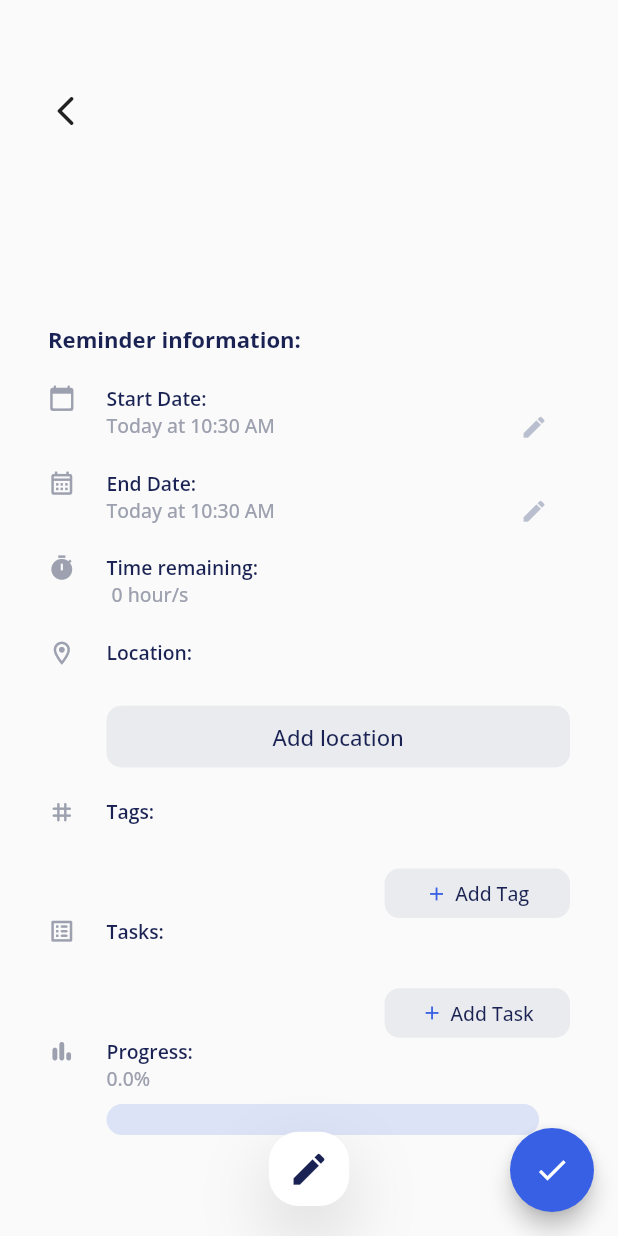
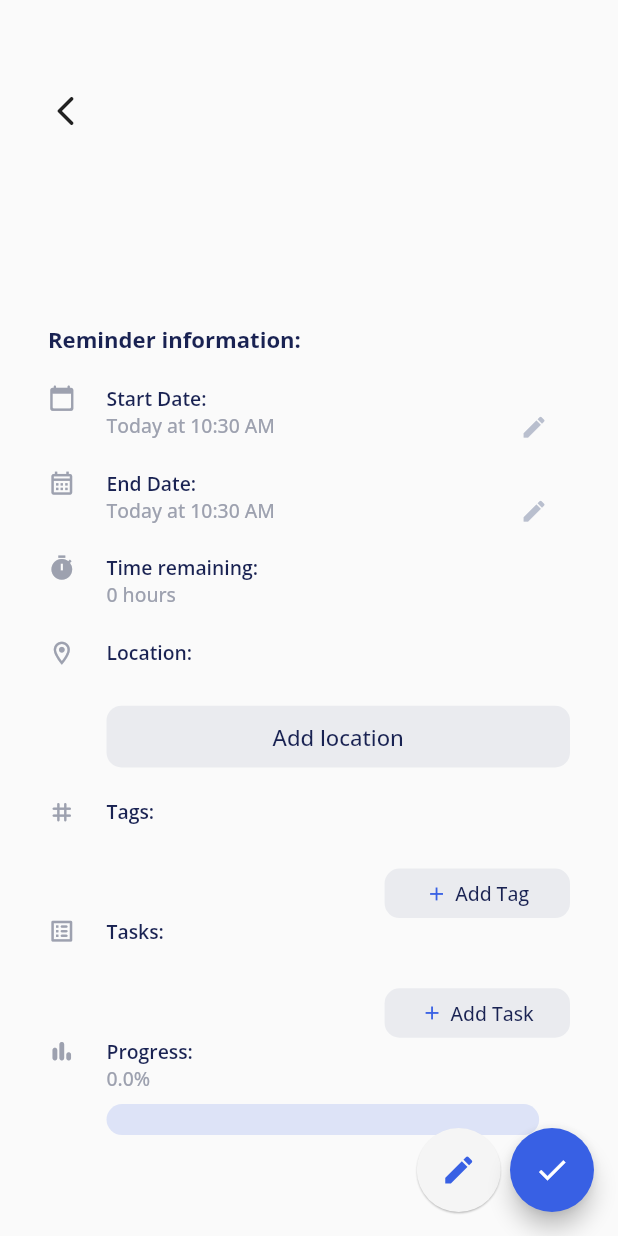
Before and after one commit to TecMasters420/flutter_schedule_app, a Flutter app: the ReminderDetailsPage screen opened directly, on a phone screen of 412 x 824 dp. Run offline on Flutter 3.47's test engine with Material 2 defaults, Android fonts, the phone set to English and light mode, and no system bars; our stand-ins replace cloud_firestore, firebase_auth, firebase_core, firebase_messaging, flutter_dotenv, flutter_local_notifications and 6 more; accounts and stored records are empty.

Commit message:
Changes in UI, Reminders page

```diff
--- a/lib/screens/reminder_details_page/reminders_details_page.dart
+++ b/lib/screens/reminder_details_page/reminders_details_page.dart
@@ -38,13 +38,11 @@ class _ReminderDetailsPageState extends State<ReminderDetailsPage> {
   late TagModel tag;
   late TaskModel task;
   late String? address;
-  late List<LatLng> _mapPreviewPoints;
 
   @override
   void initState() {
     super.initState();
     address = null;
-    _mapPreviewPoints = [];
     tag = TagModel(name: '');
     task = TaskModel(name: '', isCompleted: false);
   }
@@ -74,9 +72,66 @@ class _ReminderDetailsPageState extends State<ReminderDetailsPage> {
     final double progress =
         widget.reminder!.progress.isNaN ? 0 : widget.reminder!.progress;
     final Duration timeRemaining = widget.reminder!.timeLeft(DateTime.now());
+    final String daysMess =
+        timeRemaining.inDays == 0 ? '' : '${timeRemaining.inDays} day/s, ';
+    final String hoursMess =
+        '${timeRemaining.inHours - (timeRemaining.inDays * 24)} hours';
 
     return Scaffold(
-      floatingActionButton: FloatingActionButton(
+      floatingActionButton: Row(
+        mainAxisAlignment: MainAxisAlignment.end,
+        children: [
+          FloatingActionButton(
+            heroTag: '1',
+            backgroundColor: Colors.grey[100],
+            elevation: 0.5,
+            child: const Icon(Icons.mode, color: accent),
+            onPressed: () async {
+              CustomAlertDialog(
+                resp: resp,
+                context: context,
+                title: 'Modify Reminder',
+                onAcceptCallback: () {},
+                customBody: Column(
+                  crossAxisAlignment: CrossAxisAlignment.start,
+                  mainAxisSize: MainAxisSize.min,
+                  children: [
+                    SizedBox(height: resp.hp(1)),
+                    Text(
+                      'Title',
+                      style: TextStyles.w600(resp.sp14),
+                    ),
+                    SizedBox(height: resp.hp(1)),
+                    CustomFormField(
+                      labelText: 'Title',
+                      hintText: 'My title',
+                      icon: Icons.my_library_books_outlined,
+                      onChanged: (value) {
+                        widget.reminder!.title = value;
+                      },
+                    ),
+                    SizedBox(height: resp.hp(1)),
+                    Text(
+                      'Description',
+                      style: TextStyles.w600(resp.sp14),
+                    ),
+                    SizedBox(height: resp.hp(1)),
+                    CustomFormField(
+                      labelText: 'Description',
+                      hintText: 'My description',
+                      icon: Icons.mode_edit_outline_outlined,
+                      onChanged: (value) {
+                        widget.reminder!.description = value;
+                      },
+                    ),
+                  ],
+                ),
+              );
+            },
+          ),
+          SizedBox(width: resp.wp(1.5)),
+          FloatingActionButton(
+            heroTag: '0',
             backgroundColor: accent,
             child: const Icon(Icons.check),
             onPressed: () async {
@@ -91,6 +146,8 @@ class _ReminderDetailsPageState extends State<ReminderDetailsPage> {
                 },
               );
             },
+          ),
+        ],
       ),
       body: Padding(
         padding: const EdgeInsets.only(
@@ -211,7 +268,7 @@ class _ReminderDetailsPageState extends State<ReminderDetailsPage> {
                     icon: Icons.timer,
                     title: 'Time remaining:',
                     value:
-                        '${timeRemaining.isNegative ? 'Expired' : ''} ${timeRemaining.inDays == 0 ? '' : '${timeRemaining.inDays.abs()} day/s, '}${timeRemaining.inHours.abs()} hour/s ${timeRemaining.isNegative ? 'ago' : ''}',
+                        '${timeRemaining.isNegative ? 'Expired ' : ''}${timeRemaining.inDays == 0 ? '' : '${timeRemaining.inDays.abs()} ${(timeRemaining.inDays.abs() == 1 ? 'day' : 'days')}, '}$hoursMess ${timeRemaining.isNegative ? 'ago' : ''}',
                   ),
                   if (widget.reminder!.expectedTemp != null)
                     ReminderInformationWidget(
@@ -458,19 +515,6 @@ class _ReminderDetailsPageState extends State<ReminderDetailsPage> {
                 ],
               ),
             ),
-            ExpandibleCreationOrEditReminder(
-              icon: Icons.edit,
-              initialHeight: resp.hp(6),
-              finalHeight: resp.hp(50),
-              initialWidth: resp.wp(13),
-              finalWidth: resp.width,
-              iconSize: resp.dp(3),
-              reminder: widget.reminder,
-              onAcceptCallback: (reminder) {
-                widget.reminder!.title = reminder.title;
-                widget.reminder!.description = reminder.description;
-              },
-            ),
           ],
         ),
       ),
--- a/lib/screens/reminder_details_page/widgets/expandible_creation_or_edit_reminder.dart
+++ /dev/null
@@ -1,161 +0,0 @@
-import 'package:flutter/material.dart';
-import '../../../constants/constants.dart';
-import 'create_reminder_form.dart';
-import '../../../services/base_service.dart';
-import '../../../utils/responsive_util.dart';
-import '../../../utils/text_styles.dart';
-
-import '../../../models/reminder_model.dart';
-
-class ExpandibleCreationOrEditReminder extends StatefulWidget {
-  final void Function(ReminderModel reminder) onAcceptCallback;
-  final IconData icon;
-  final double finalHeight;
-  final double finalWidth;
-  final double initialHeight;
-  final double initialWidth;
-  final double iconSize;
-  final ReminderModel? reminder;
-  final Alignment align;
-
-  const ExpandibleCreationOrEditReminder({
-    super.key,
-    required this.finalHeight,
-    required this.finalWidth,
-    required this.initialHeight,
-    required this.initialWidth,
-    required this.iconSize,
-    required this.onAcceptCallback,
-    required this.icon,
-    this.reminder,
-    this.align = Alignment.bottomCenter,
-  });
-
-  @override
-  State<ExpandibleCreationOrEditReminder> createState() =>
-      _ExpandibleCreationOrEditReminderState();
-}
-
-class _ExpandibleCreationOrEditReminderState
-    extends State<ExpandibleCreationOrEditReminder>
-    with SingleTickerProviderStateMixin {
-  late final AnimationController _controller;
-  late final Animation<double> _animation;
-  late final ReminderModel _reminder;
-
-  @override
-  void initState() {
-    super.initState();
-
-    _controller = AnimationController(
-        vsync: this, duration: const Duration(milliseconds: 180));
-    _animation = Tween<double>(begin: 0, end: 1).animate(_controller)
-      ..addListener(_animListener);
-
-    _reminder = widget.reminder ?? ReminderModel.empty();
-  }
-
-  void _animListener() {
-    setState(() {});
-  }
-
-  @override
-  Widget build(BuildContext context) {
-    final double animValue = _animation.value;
-    final double bodyValue = animValue;
-    final double iconValue = 1 - animValue;
-    final double containerWidth = (widget.finalWidth * animValue)
-        .clamp(widget.initialWidth, widget.finalWidth);
-    final double containerHeight = (widget.finalHeight * animValue)
-        .clamp(widget.initialHeight, widget.finalHeight);
-
-    final ResponsiveUtil resp = ResponsiveUtil.of(context);
-    return Align(
-      alignment: widget.align,
-      child: GestureDetector(
-        onTap: () async => await _controller.forward(),
-        child: AnimatedContainer(
-          duration: const Duration(milliseconds: 180),
-          height: containerHeight,
-          width: containerWidth,
-          decoration: BoxDecoration(
-            color: Colors.white,
-            borderRadius: BorderRadius.circular(20),
-            boxShadow: [
-              BoxShadow(
-                color: Colors.black.withOpacity(0.15),
-                blurRadius: 40,
-                offset: const Offset(0, 20),
-              )
-            ],
-          ),
-          child: Padding(
-            padding: animValue > 0
-                ? const EdgeInsets.symmetric(
-                    vertical: 20,
-                    horizontal: 20,
-                  )
-                : EdgeInsets.zero,
-            child: Column(
-              crossAxisAlignment: CrossAxisAlignment.center,
-              mainAxisAlignment: MainAxisAlignment.center,
-              children: [
-                if (iconValue != 0)
-                  Flexible(
-                    child: Transform.scale(
-                      scale: iconValue,
-                      child: Icon(
-                        widget.icon,
-                        size: widget.iconSize,
-                        color: black.withOpacity(iconValue),
-                      ),
-                    ),
-                  ),
-                if (bodyValue != 0)
-                  Expanded(
-                    child: Opacity(
-                      opacity: bodyValue,
-                      child: SingleChildScrollView(
-                        physics: const NeverScrollableScrollPhysics(),
-                        child: Column(
-                          children: [
-                            Row(
-                              children: [
-                                Expanded(
-                                  flex: 5,
-                                  child: Text(
-                                    'Modify reminder',
-                                    style: TextStyles.w700(resp.sp16),
-                                  ),
-                                ),
-                                Flexible(
-                                  child: IconButton(
-                                    icon: const Icon(
-                                        Icons.transit_enterexit_rounded),
-                                    color: lightGrey,
-                                    onPressed: () async =>
-                                        _controller.reverse(),
-                                  ),
-                                ),
-                              ],
-                            ),
-                            CreateReminderForm(
-                              reminder: _reminder,
-                              onAcceptCallback: (reminder) {
-                                _controller.reverse();
-                                widget.onAcceptCallback(reminder);
-                              },
-                            )
-                          ],
-                        ),
-                      ),
-                    ),
-                  ),
-              ],
-            ),
-          ),
-        ),
-      ),
-    );
-  }
-}
--- a/lib/screens/reminder_details_page/widgets/widgets.dart
+++ b/lib/screens/reminder_details_page/widgets/widgets.dart
@@ -1,3 +1,2 @@
 export 'create_reminder_form.dart';
-export 'expandible_creation_or_edit_reminder.dart';
 export 'weather_container.dart';
```
Also changed, not shown: lib/screens/map_page/map_page.dart (+16 -12 lines), lib/screens/reminders_page/reminders_page.dart (+40 -21 lines), lib/screens/reminders_page/widgets/scrolleable_days_list.dart (+14 -8 lines), lib/widgets/reminder_information.dart (+6 -1 lines). Lines whose indentation alone changed are shown as unchanged.
